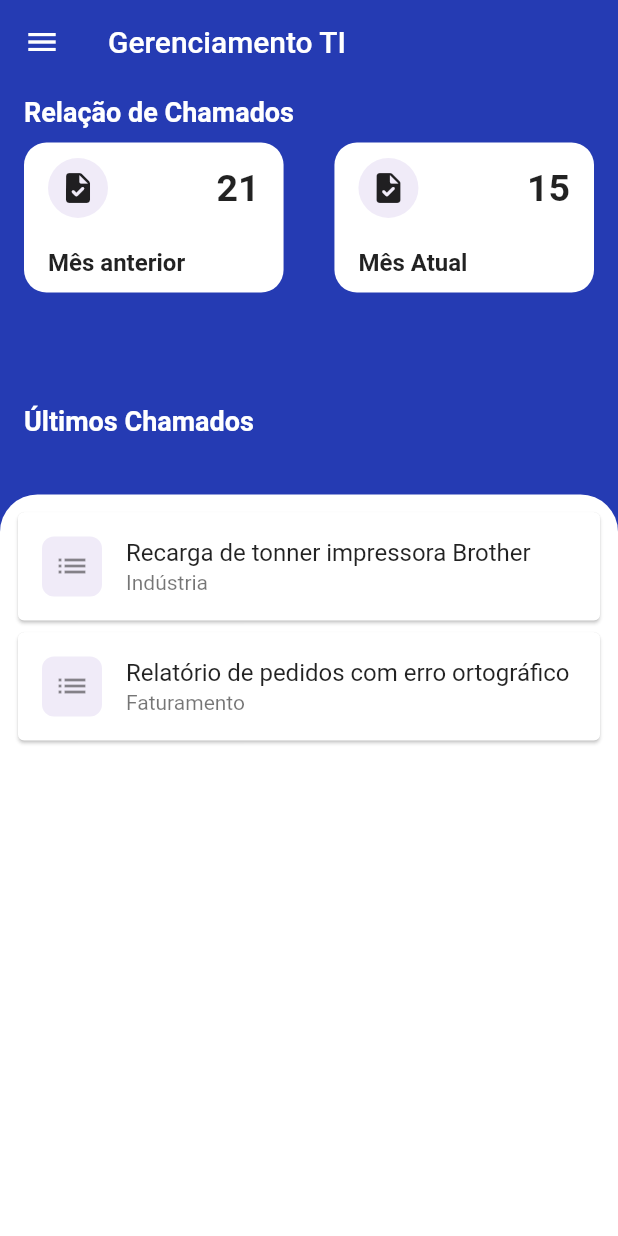
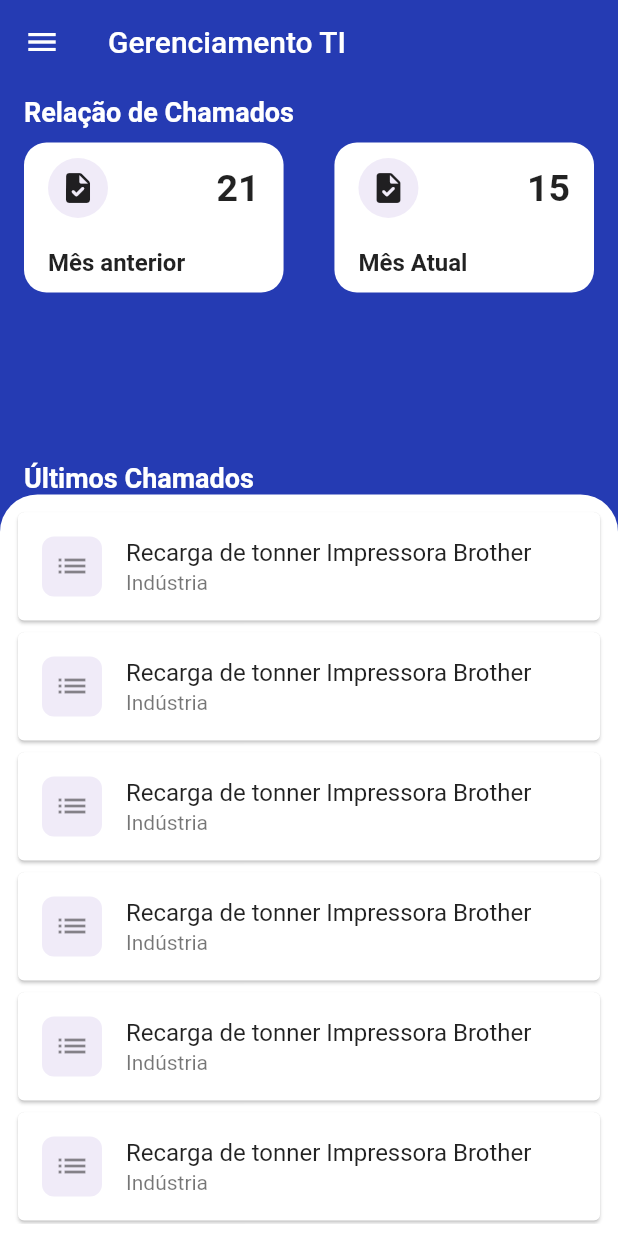
Before and after one commit to notria-12/sinc_forms, a Flutter app: the HomePage screen opened by its route, on a phone screen of 412 x 824 dp. Run offline on Flutter 3.47's test engine with Material 2 defaults, Android fonts, the phone set to English and light mode, and no system bars; our stand-ins replace cloud_firestore, firebase_core, flutter_form_builder, flutter_modular; accounts and stored records are empty.

Commit message:
oage to all calleds

```diff
--- a/lib/modules/home/home_module.dart
+++ b/lib/modules/home/home_module.dart
@@ -1,5 +1,6 @@
 import 'package:flutter_modular/flutter_modular.dart';
-import 'package:sinc_forms/modules/home/ti_home_page.dart';
+import 'package:sinc_forms/modules/home/pages/all_calleds_ti_page.dart';
+import 'package:sinc_forms/modules/home/pages/ti_home_page.dart';
 
 class HomeModule extends Module {
   @override
@@ -7,6 +8,7 @@ class HomeModule extends Module {
 
   @override
   final List<ModularRoute> routes = [
-    ChildRoute('/home', child: (_, args) => HomePage()),
+    ChildRoute('/', child: (_, args) => HomePage()),
+    ChildRoute('/ti', child: (_, __) => AllCalledsTIPage())
   ];
 }
--- a/lib/modules/home/ti_home_page.dart
+++ b/lib/modules/home/pages/ti_home_page.dart
@@ -1,4 +1,6 @@
 import 'package:flutter/material.dart';
+import 'package:flutter_modular/flutter_modular.dart';
+import 'package:sinc_forms/modules/home/widgets/called_widget.dart';
 
 class HomePage extends StatefulWidget {
   const HomePage({Key? key}) : super(key: key);
@@ -11,7 +13,42 @@ class _HomePageState extends State<HomePage> {
   @override
   Widget build(BuildContext context) {
     return Scaffold(
-      drawer: Drawer(),
+      drawer: Drawer(
+        child: ListView(
+          children: [
+            DrawerHeader(
+              decoration: BoxDecoration(color: Color.fromRGBO(37, 59, 179, 1)),
+              child: Container(),
+            ),
+            InkWell(
+              onTap: () {
+                Modular.to.pushNamed("/home/ti");
+              },
+              child: ListTile(
+                leading: Icon(Icons.list),
+                title: Text('Todos os chamados'),
+              ),
+            ),
+            InkWell(
+              onTap: () {},
+              child: ListTile(
+                leading: Icon(Icons.graphic_eq_outlined),
+                title: Text('Estatísticas'),
+              ),
+            ),
+            InkWell(
+              onTap: () {
+                Modular.to.pop();
+                Modular.to.pop();
+              },
+              child: ListTile(
+                leading: Icon(Icons.logout),
+                title: Text('Sair'),
+              ),
+            )
+          ],
+        ),
+      ),
       appBar: AppBar(
         backgroundColor: Color.fromRGBO(37, 59, 179, 1),
         title: Text('Gerenciamento TI'),
@@ -133,7 +170,7 @@ class _HomePageState extends State<HomePage> {
               ),
             ),
             Positioned(
-              top: MediaQuery.of(context).size.height * 0.26,
+              bottom: MediaQuery.of(context).size.height * 0.6,
               child: Padding(
                 padding: const EdgeInsets.only(left: 16),
                 child: Text(
@@ -158,40 +195,11 @@ class _HomePageState extends State<HomePage> {
                           topRight: Radius.circular(25))),
                   height: MediaQuery.of(context).size.height * 0.6,
                   child: ListView(
-                    children: [
-                      Card(
-                        child: ListTile(
-                          leading: Container(
-                            height: 40,
-                            width: 40,
-                            decoration: BoxDecoration(
-                                color: Color.fromRGBO(240, 235, 248, 1),
-                                borderRadius: BorderRadius.circular(8)),
-                            child: Icon(Icons.list),
-                          ),
-                          title: Text("Recarga de tonner impressora Brother"),
-                          subtitle: Text("Indústria"),
-                        ),
-                      ),
-                      Card(
-                        child: ListTile(
-                          leading: Container(
-                            height: 40,
-                            width: 40,
-                            decoration: BoxDecoration(
-                                color: Color.fromRGBO(240, 235, 248, 1),
-                                borderRadius: BorderRadius.circular(8)),
-                            child: Icon(Icons.list),
-                          ),
-                          title: Text(
-                            "Relatório de pedidos com erro ortográfico",
-                            overflow: TextOverflow.ellipsis,
-                          ),
-                          subtitle: Text("Faturamento"),
-                        ),
-                      )
-                    ],
-                  ),
+                      children: List.generate(
+                          7,
+                          (index) => CalledWidget(
+                              title: "Recarga de tonner Impressora Brother",
+                              subtitle: "Indústria"))),
                 ))
           ],
         ),
--- /dev/null
+++ b/lib/modules/home/widgets/called_widget.dart
@@ -0,0 +1,29 @@
+import 'package:flutter/material.dart';
+
+class CalledWidget extends StatelessWidget {
+  final String title;
+  final String subtitle;
+  CalledWidget({Key? key, required this.title, required this.subtitle})
+      : super(key: key);
+
+  @override
+  Widget build(BuildContext context) {
+    return Card(
+      child: ListTile(
+        leading: Container(
+          height: 40,
+          width: 40,
+          decoration: BoxDecoration(
+              color: Color.fromRGBO(240, 235, 248, 1),
+              borderRadius: BorderRadius.circular(8)),
+          child: Icon(Icons.list),
+        ),
+        title: Text(
+          title,
+          overflow: TextOverflow.ellipsis,
+        ),
+        subtitle: Text(subtitle),
+      ),
+    );
+  }
+}
```
Also changed, not shown: lib/modules/home/pages/all_calleds_ti_page.dart (added, +40 -0 lines).
